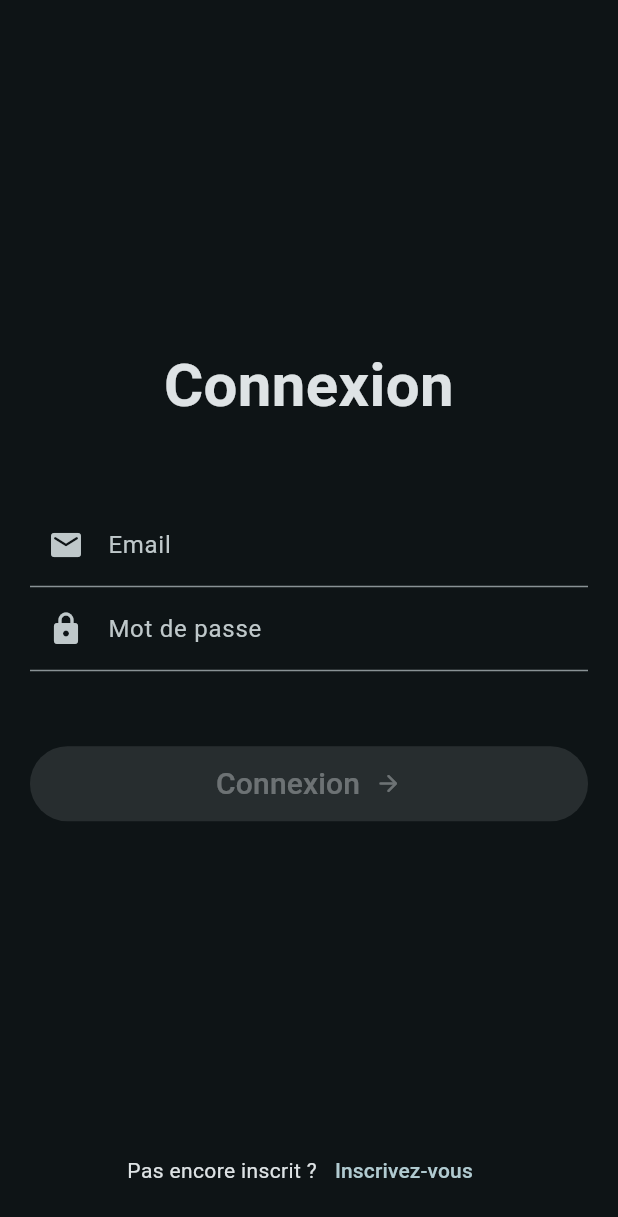
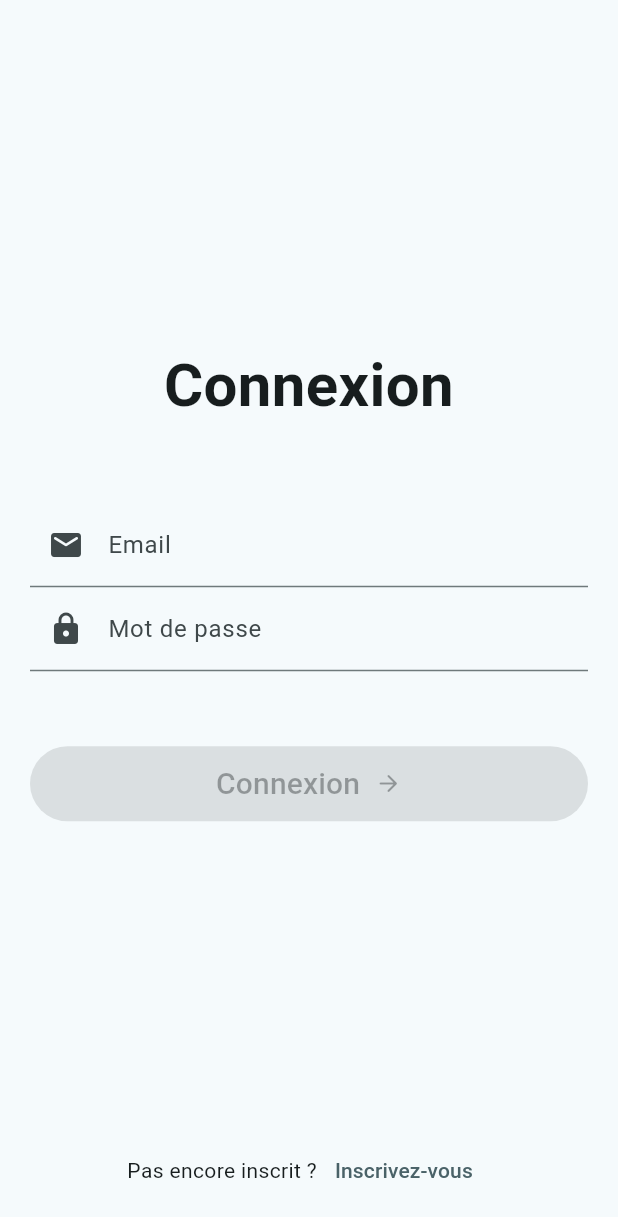
Before and after one commit to aquatracking/mobile-app, a Flutter app: the screen it shows after launch, on a phone screen of 412 x 824 dp. Shown: the top 1217 px of the screen. Run offline on Flutter 3.47's test engine with Material 2 defaults, Android fonts, the light colour scheme and no system bars; our stand-ins replace cookie_jar, date_time_picker, dio, dio_cookie_manager, fl_chart, image_cropper and 3 more; missing offline and left inert: eventify.

Commit message:
[ADD] System theme

```diff
--- a/lib/main.dart
+++ b/lib/main.dart
@@ -44,10 +44,16 @@ class MyApp extends StatelessWidget {
         Locale("fr"),
       ],
       theme: ThemeData(
+        brightness: Brightness.light,
+        colorSchemeSeed: Colors.cyan,
+        useMaterial3: true,
+      ),
+      darkTheme: ThemeData(
         brightness: Brightness.dark,
         colorSchemeSeed: Colors.cyan,
         useMaterial3: true,
       ),
+      themeMode: ThemeMode.system,
       home: (!AuthenticationService.serviceAvailable) ? const ServiceUnavailableScreen() : (AuthenticationService.loggedIn) ? const MainScreen() : const LoginScreen(),
     );
   }
```
